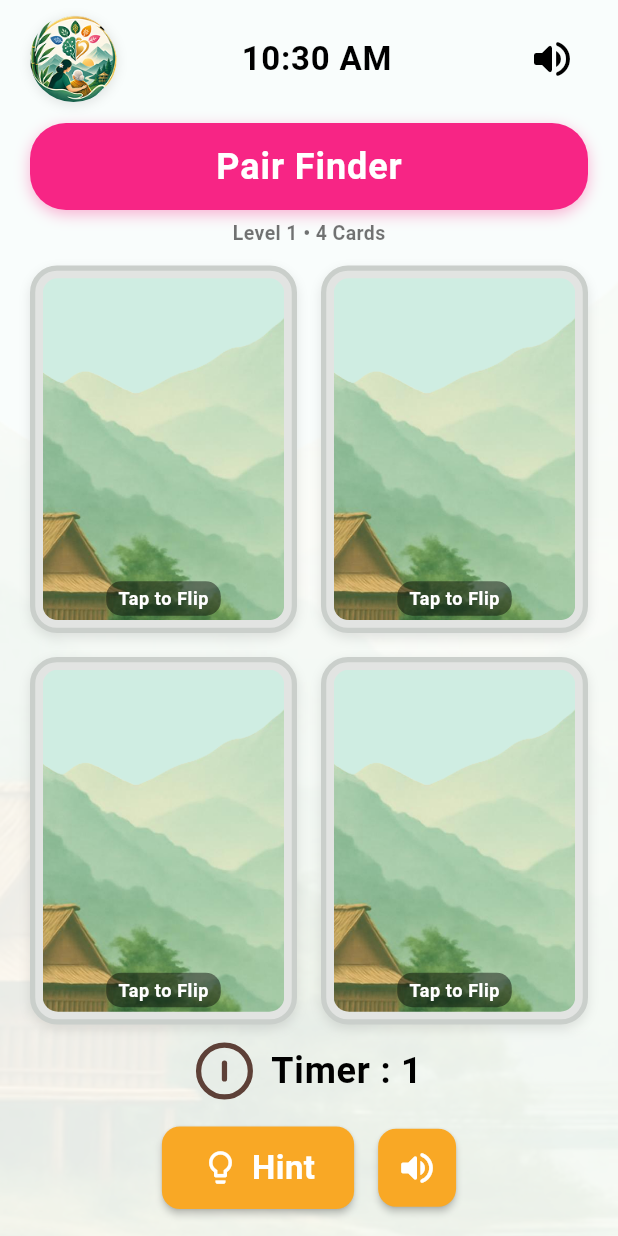
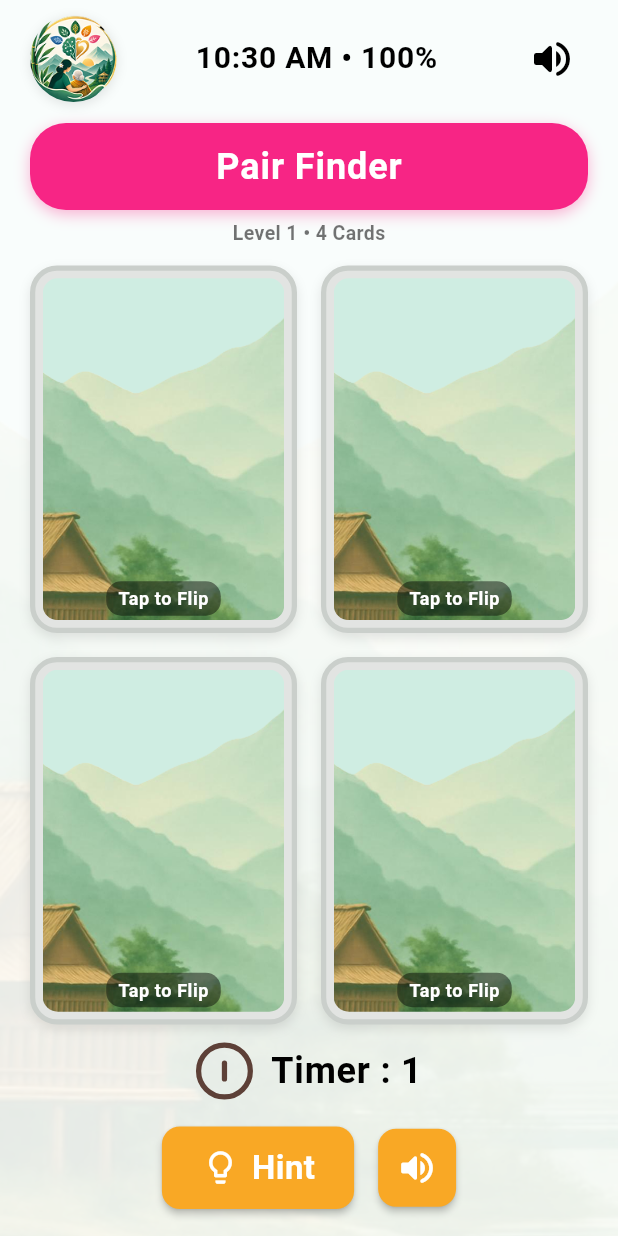
Before and after one commit to varshinee36/seven_sisters_care_final, a Flutter app: the PairFinderGame screen opened directly, on a phone screen of 412 x 824 dp. Run offline on Flutter 3.47's test engine with Material 3 defaults, Android fonts, the light colour scheme and no system bars; our stand-ins replace battery_plus, video_player; Roboto replaces fonts that are missing (Arial).

```diff
--- a/analysis_options.yaml
+++ b/analysis_options.yaml
@@ -10,6 +10,8 @@
 include: package:flutter_lints/flutter.yaml
 
 analyzer:
+  errors:
+    deprecated_member_use: ignore
   exclude:
     - build/**
     - android/**
--- a/lib/screens/pair_finder_game.dart
+++ b/lib/screens/pair_finder_game.dart
@@ -144,7 +144,6 @@ class _PairFinderGameState extends State<PairFinderGame> {
   int _wrongAttempts = 0; // Max 3 wrong attempts triggers end of game
   int _hintsUsed = 0;
   int _matches = 0;
-  int _score = 0;
   int _seconds = 0;
 
   Timer? _timer;
@@ -247,7 +246,6 @@ class _PairFinderGameState extends State<PairFinderGame> {
     _wrongAttempts = 0;
     _hintsUsed = 0;
     _matches = 0;
-    _score = 0;
     _seconds = 0;
     _lastScoreBreakdown = null;
 
@@ -443,7 +441,6 @@ class _PairFinderGameState extends State<PairFinderGame> {
         firstCard.revealed = true;
         secondCard.revealed = true;
         _matches++;
-        _score = _calculateScore().totalScore;
       });
 
       if (_matches == _pairCount) {
@@ -451,7 +448,6 @@ class _PairFinderGameState extends State<PairFinderGame> {
         final breakdown = _calculateScore();
 
         setState(() {
-          _score = breakdown.totalScore;
           _lastScoreBreakdown = breakdown;
           _gameFinished = true;
           _firstSelectedIndex = null;
@@ -556,7 +552,6 @@ class _PairFinderGameState extends State<PairFinderGame> {
     });
 
     final breakdown = _calculateScore();
-    _score = breakdown.totalScore;
     _lastScoreBreakdown = breakdown;
 
     await Future.delayed(const Duration(milliseconds: 1100));
@@ -1016,11 +1011,13 @@ class _PairFinderGameState extends State<PairFinderGame> {
                           ),
                         ),
 
-                        // Center Digital Time
+                        // Center Digital Time & Battery
                         Text(
-                          _getTimeString(),
+                          _batteryLevel != null
+                              ? '${_getTimeString()} • $_batteryLevel%'
+                              : _getTimeString(),
                           style: const TextStyle(
-                            fontSize: 22,
+                            fontSize: 20,
                             fontWeight: FontWeight.bold,
                             color: Colors.black,
                             letterSpacing: 0.5,
```
Also changed, not shown: lib/screens/patient/games_attention_screen.dart (+10 -0 lines), lib/screens/patient/games_memory_screen.dart (+5 -4 lines).
